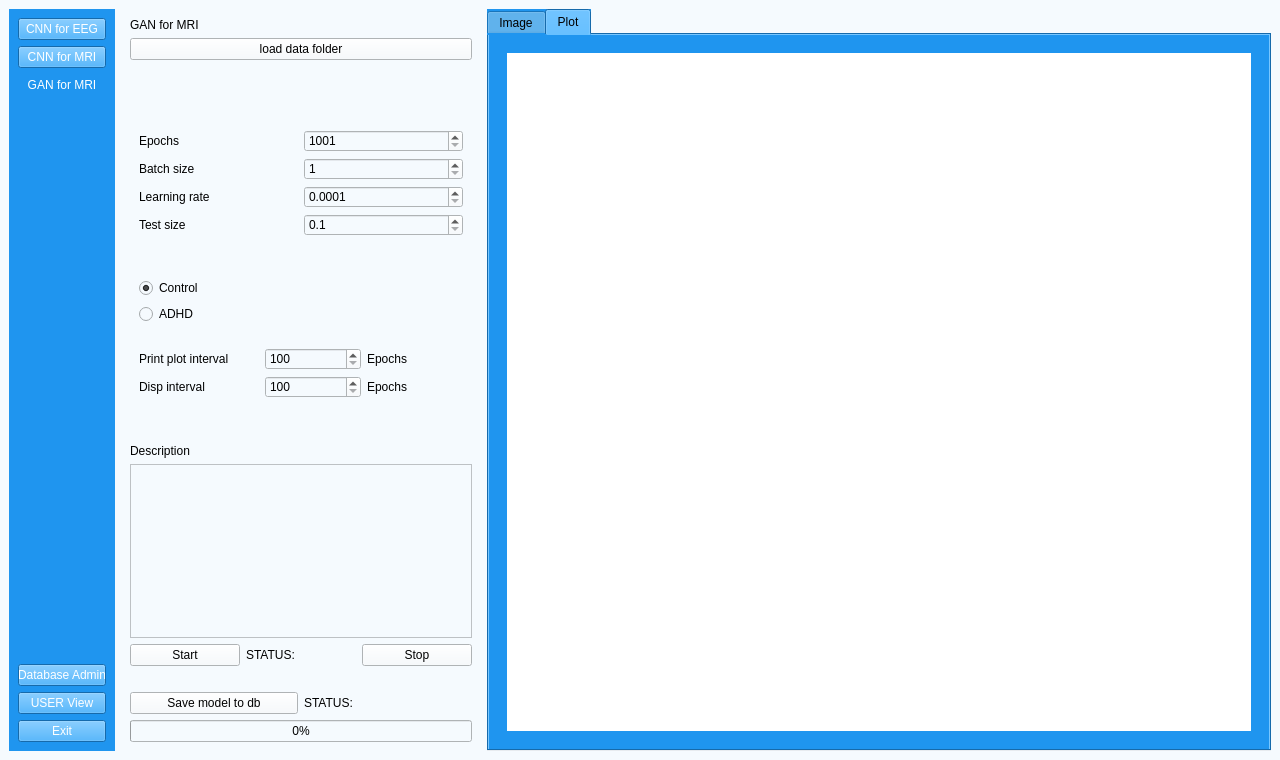
The window that UI/aUI_projekt_GAN.ui (matimusial/ADHDPredictorApp) describes before a commit, drawn with Qt 5.
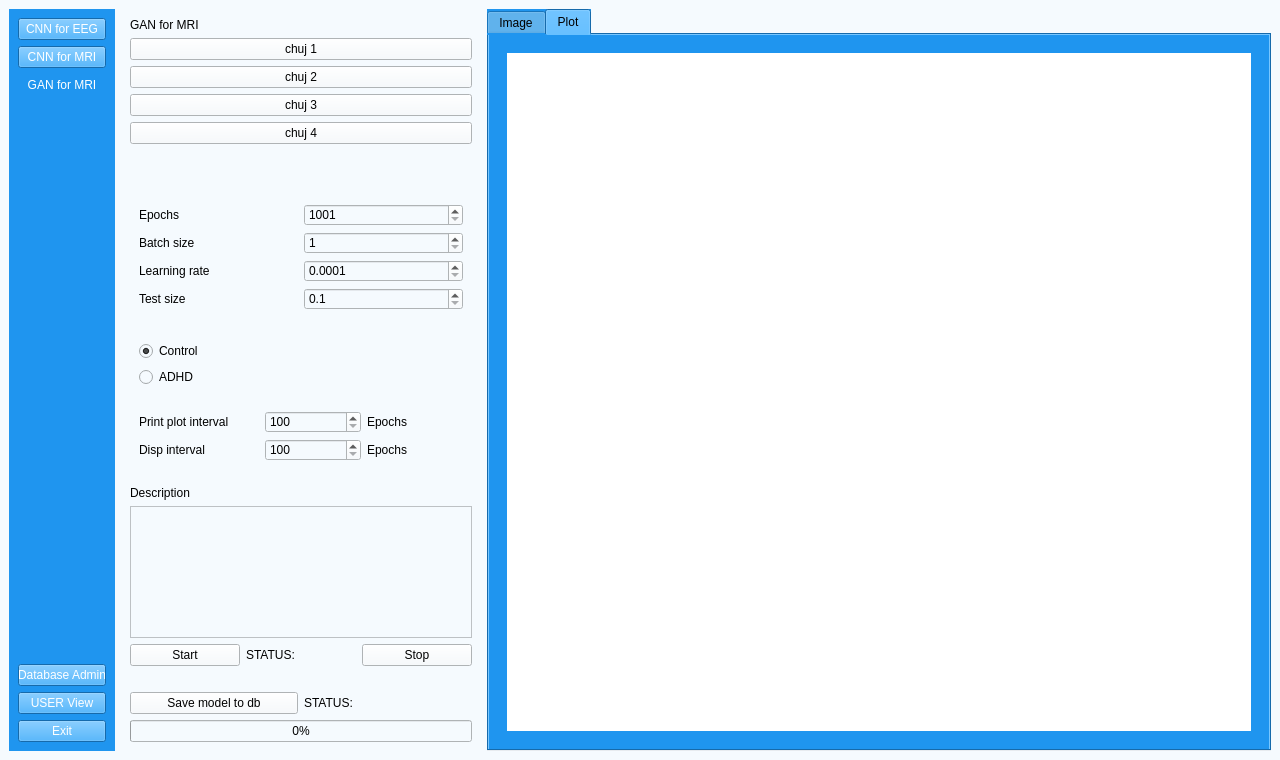
The same window after the commit. Icons and pictures are not drawn.

The edit to the form file:
```diff
--- a/UI/aUI_projekt_GAN.ui
+++ b/UI/aUI_projekt_GAN.ui
@@ -173,7 +173,28 @@
              <item>
               <widget class="QPushButton" name="folder_explore">
                <property name="text">
-                <string>load data folder</string>
+                <string>chuj 1</string>
+               </property>
+              </widget>
+             </item>
+             <item>
+              <widget class="QPushButton" name="folder_explore_2">
+               <property name="text">
+                <string>chuj 2</string>
+               </property>
+              </widget>
+             </item>
+             <item>
+              <widget class="QPushButton" name="folder_explore_3">
+               <property name="text">
+                <string>chuj 3</string>
+               </property>
+              </widget>
+             </item>
+             <item>
+              <widget class="QPushButton" name="folder_explore_4">
+               <property name="text">
+                <string>chuj 4</string>
                </property>
               </widget>
              </item>
```
